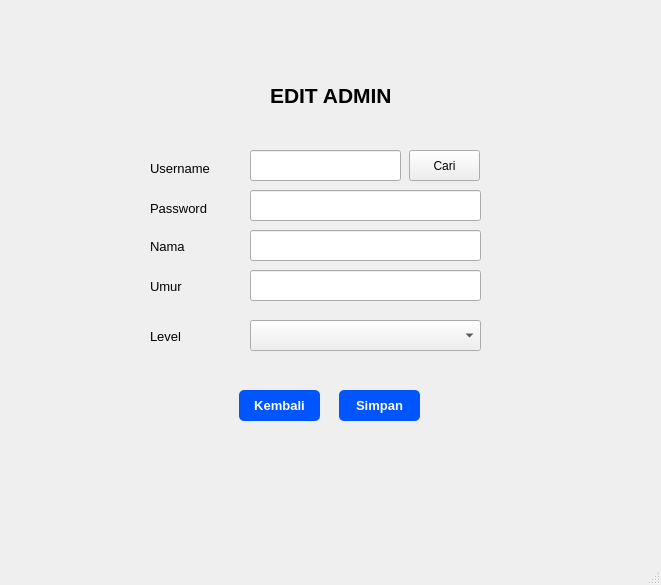
First picture: the form in form_edit_data_admin.ui, repository naylasalsdev-project/SudiKasusUAS, before the edit.
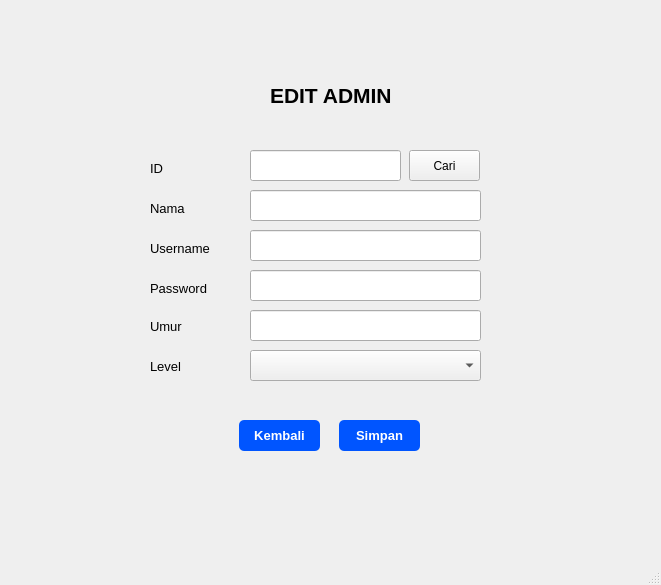
Second picture: the form after the edit.

```diff
--- a/form_edit_data_admin.ui
+++ b/form_edit_data_admin.ui
@@ -42,8 +42,8 @@
      <rect>
       <x>150</x>
       <y>240</y>
-      <width>47</width>
-      <height>13</height>
+      <width>71</width>
+      <height>16</height>
      </rect>
     </property>
     <property name="font">
@@ -52,7 +52,7 @@
      </font>
     </property>
     <property name="text">
-     <string>Nama</string>
+     <string>Username</string>
     </property>
    </widget>
    <widget class="QLabel" name="label_2">
@@ -70,14 +70,14 @@
      </font>
     </property>
     <property name="text">
-     <string>Username</string>
+     <string>ID</string>
     </property>
    </widget>
    <widget class="QComboBox" name="comboBox">
     <property name="geometry">
      <rect>
       <x>250</x>
-      <y>320</y>
+      <y>350</y>
       <width>231</width>
       <height>31</height>
      </rect>
@@ -88,8 +88,8 @@
      <rect>
       <x>150</x>
       <y>280</y>
-      <width>47</width>
-      <height>13</height>
+      <width>71</width>
+      <height>16</height>
      </rect>
     </property>
     <property name="font">
@@ -98,7 +98,7 @@
      </font>
     </property>
     <property name="text">
-     <string>Umur</string>
+     <string>Password</string>
     </property>
    </widget>
    <widget class="QLineEdit" name="lineEdit_5">
@@ -115,7 +115,7 @@
     <property name="geometry">
      <rect>
       <x>150</x>
-      <y>330</y>
+      <y>360</y>
       <width>47</width>
       <height>13</height>
      </rect>
@@ -133,7 +133,7 @@
     <property name="geometry">
      <rect>
       <x>239</x>
-      <y>390</y>
+      <y>420</y>
       <width>81</width>
       <height>31</height>
      </rect>
@@ -172,7 +172,7 @@
      </font>
     </property>
     <property name="text">
-     <string>Password</string>
+     <string>Nama</string>
     </property>
    </widget>
    <widget class="QLineEdit" name="lineEdit_3">
@@ -199,7 +199,7 @@
     <property name="geometry">
      <rect>
       <x>339</x>
-      <y>390</y>
+      <y>420</y>
       <width>81</width>
       <height>31</height>
      </rect>
@@ -244,6 +244,34 @@
      <string>EDIT ADMIN</string>
     </property>
    </widget>
+   <widget class="QLineEdit" name="lineEdit_6">
+    <property name="geometry">
+     <rect>
+      <x>250</x>
+      <y>310</y>
+      <width>231</width>
+      <height>31</height>
+     </rect>
+    </property>
+   </widget>
+   <widget class="QLabel" name="label_7">
+    <property name="geometry">
+     <rect>
+      <x>150</x>
+      <y>320</y>
+      <width>47</width>
+      <height>13</height>
+     </rect>
+    </property>
+    <property name="font">
+     <font>
+      <pointsize>10</pointsize>
+     </font>
+    </property>
+    <property name="text">
+     <string>Umur</string>
+    </property>
+   </widget>
   </widget>
   <widget class="QMenuBar" name="menubar">
    <property name="geometry">
```
